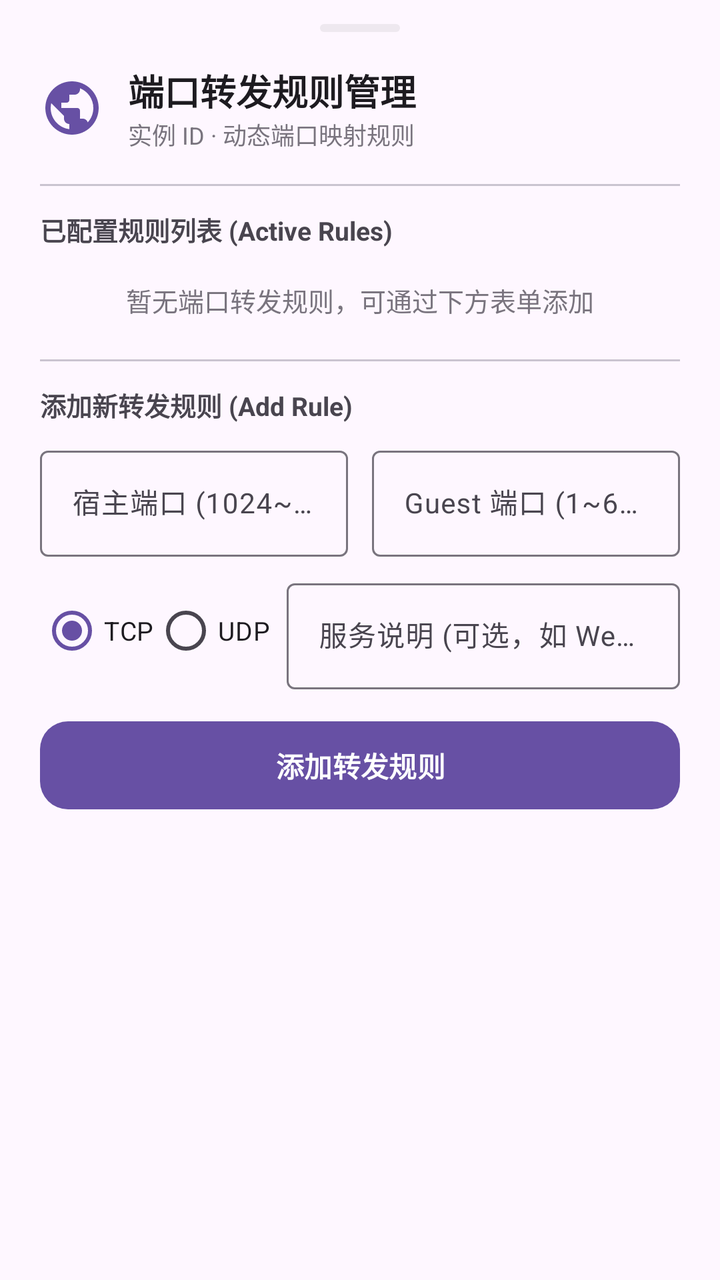
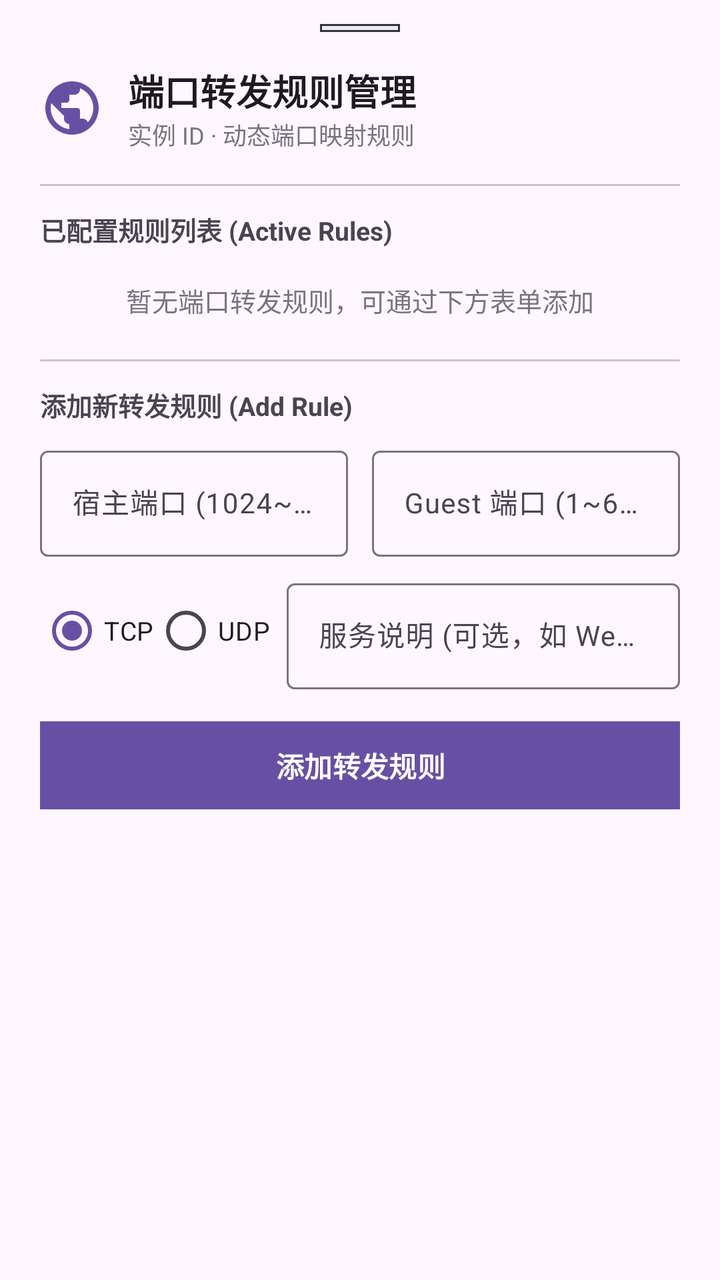

Before-and-after screenshots of an Android layout around one commit, followed by the original layout XML and the change that was made.
<!-- AndroidManifest.xml: application theme Theme.Orchestella -->
<!-- res/layout/layout_port_forwarding_sheet.xml -->
<?xml version="1.0" encoding="utf-8"?>
<LinearLayout xmlns:android="http://schemas.android.com/apk/res/android"
    xmlns:app="http://schemas.android.com/apk/res-auto"
    android:layout_width="match_parent"
    android:layout_height="wrap_content"
    android:orientation="vertical"
    android:paddingStart="20dp"
    android:paddingEnd="20dp"
    android:paddingTop="12dp"
    android:paddingBottom="28dp">

    
    <View
        android:layout_width="40dp"
        android:layout_height="4dp"
        android:layout_gravity="center_horizontal"
        android:layout_marginBottom="16dp"
        android:background="@drawable/bg_status_badge" />

    
    <LinearLayout
        android:layout_width="match_parent"
        android:layout_height="wrap_content"
        android:orientation="horizontal"
        android:gravity="center_vertical"
        android:layout_marginBottom="16dp">

        <ImageView
            android:layout_width="32dp"
            android:layout_height="32dp"
            android:layout_marginEnd="12dp"
            android:src="@drawable/ic_network"
            app:tint="?attr/colorPrimary"
            android:contentDescription="Network Port Forwarding" />

        <LinearLayout
            android:layout_width="0dp"
            android:layout_height="wrap_content"
            android:layout_weight="1"
            android:orientation="vertical">

            <TextView
                android:id="@+id/port_sheet_title"
                android:layout_width="wrap_content"
                android:layout_height="wrap_content"
                android:text="@string/port_forwarding_title"
                android:textSize="18sp"
                android:textStyle="bold"
                android:textColor="?attr/colorOnSurface" />

            <TextView
                android:id="@+id/port_sheet_subtitle"
                android:layout_width="wrap_content"
                android:layout_height="wrap_content"
                android:text="实例 ID · 动态端口映射规则"
                android:textSize="12sp"
                android:textColor="?attr/colorOutline" />
        </LinearLayout>
    </LinearLayout>

    <View
        android:layout_width="match_parent"
        android:layout_height="1dp"
        android:layout_marginBottom="12dp"
        android:background="?attr/colorOutlineVariant" />

    
    <TextView
        android:layout_width="wrap_content"
        android:layout_height="wrap_content"
        android:text="已配置规则列表 (Active Rules)"
        android:textSize="13sp"
        android:textStyle="bold"
        android:textColor="?attr/colorOnSurfaceVariant"
        android:layout_marginBottom="8dp" />

    <TextView
        android:id="@+id/tv_no_rules_hint"
        android:layout_width="match_parent"
        android:layout_height="wrap_content"
        android:text="@string/port_forwarding_empty"
        android:textSize="13sp"
        android:textColor="?attr/colorOutline"
        android:paddingTop="8dp"
        android:paddingBottom="8dp"
        android:gravity="center"
        android:visibility="visible" />

    <androidx.core.widget.NestedScrollView
        android:layout_width="match_parent"
        android:layout_height="wrap_content"
        android:maxHeight="220dp">

        <LinearLayout
            android:id="@+id/container_rules_list"
            android:layout_width="match_parent"
            android:layout_height="wrap_content"
            android:orientation="vertical" />
    </androidx.core.widget.NestedScrollView>

    <View
        android:layout_width="match_parent"
        android:layout_height="1dp"
        android:layout_marginTop="12dp"
        android:layout_marginBottom="12dp"
        android:background="?attr/colorOutlineVariant" />

    
    <TextView
        android:layout_width="wrap_content"
        android:layout_height="wrap_content"
        android:text="添加新转发规则 (Add Rule)"
        android:textSize="13sp"
        android:textStyle="bold"
        android:textColor="?attr/colorOnSurfaceVariant"
        android:layout_marginBottom="8dp" />

    
    <LinearLayout
        android:layout_width="match_parent"
        android:layout_height="wrap_content"
        android:orientation="horizontal"
        android:baselineAligned="false"
        android:layout_marginBottom="8dp">

        <com.google.android.material.textfield.TextInputLayout
            android:id="@+id/til_host_port"
            style="@style/Widget.Material3.TextInputLayout.OutlinedBox"
            android:layout_width="0dp"
            android:layout_height="wrap_content"
            android:layout_weight="1"
            android:layout_marginEnd="6dp"
            android:hint="@string/port_forwarding_host_port">

            <com.google.android.material.textfield.TextInputEditText
                android:id="@+id/et_host_port"
                android:layout_width="match_parent"
                android:layout_height="wrap_content"
                android:minHeight="48dp"
                android:inputType="number"
                android:textSize="14sp" />
        </com.google.android.material.textfield.TextInputLayout>

        <com.google.android.material.textfield.TextInputLayout
            android:id="@+id/til_guest_port"
            style="@style/Widget.Material3.TextInputLayout.OutlinedBox"
            android:layout_width="0dp"
            android:layout_height="wrap_content"
            android:layout_weight="1"
            android:layout_marginStart="6dp"
            android:hint="@string/port_forwarding_guest_port">

            <com.google.android.material.textfield.TextInputEditText
                android:id="@+id/et_guest_port"
                android:layout_width="match_parent"
                android:layout_height="wrap_content"
                android:minHeight="48dp"
                android:inputType="number"
                android:textSize="14sp" />
        </com.google.android.material.textfield.TextInputLayout>
    </LinearLayout>

    
    <LinearLayout
        android:layout_width="match_parent"
        android:layout_height="wrap_content"
        android:orientation="horizontal"
        android:gravity="center_vertical"
        android:layout_marginBottom="8dp">

        <RadioGroup
            android:id="@+id/rg_protocol"
            android:layout_width="wrap_content"
            android:layout_height="wrap_content"
            android:orientation="horizontal"
            android:layout_marginEnd="8dp">

            <RadioButton
                android:id="@+id/rb_tcp"
                android:layout_width="wrap_content"
                android:layout_height="wrap_content"
                android:minHeight="48dp"
                android:checked="true"
                android:text="TCP"
                android:textSize="13sp" />

            <RadioButton
                android:id="@+id/rb_udp"
                android:layout_width="wrap_content"
                android:layout_height="wrap_content"
                android:minHeight="48dp"
                android:text="UDP"
                android:textSize="13sp" />
        </RadioGroup>

        <com.google.android.material.textfield.TextInputLayout
            android:id="@+id/til_description"
            style="@style/Widget.Material3.TextInputLayout.OutlinedBox"
            android:layout_width="0dp"
            android:layout_height="wrap_content"
            android:layout_weight="1"
            android:hint="@string/port_forwarding_desc_hint">

            <com.google.android.material.textfield.TextInputEditText
                android:id="@+id/et_description"
                android:layout_width="match_parent"
                android:layout_height="wrap_content"
                android:minHeight="48dp"
                android:inputType="text"
                android:textSize="14sp" />
        </com.google.android.material.textfield.TextInputLayout>
    </LinearLayout>

    
    <com.google.android.material.button.MaterialButton
        android:id="@+id/btn_add_rule"
        android:layout_width="match_parent"
        android:layout_height="wrap_content"
        android:minHeight="52dp"
        app:cornerRadius="14dp"
        android:text="@string/port_forwarding_add_rule"
        android:textSize="14sp"
        android:textStyle="bold"
        android:layout_marginTop="4dp" />

</LinearLayout>
<!-- resources referenced by this layout -->
<resources>
  <!-- drawable bg_status_badge (drawable) -->
  <?xml version="1.0" encoding="utf-8"?>
  <shape xmlns:android="http://schemas.android.com/apk/res/android"
      android:shape="rectangle">
      <corners android:radius="12dp" />
      <solid android:color="#20808080" />
  </shape>
  <!-- drawable ic_network (drawable) -->
  <vector xmlns:android="http://schemas.android.com/apk/res/android"
      android:width="24dp"
      android:height="24dp"
      android:viewportWidth="24"
      android:viewportHeight="24">
    <path
        android:fillColor="#FFFFFFFF"
        android:pathData="M12,2C6.48,2 2,6.48 2,12s4.48,10 10,10 10,-4.48 10,-10S17.52,2 12,2zm-1,17.93c-3.95,-0.49 -7,-3.85 -7,-7.93 0,-0.62 0.08,-1.21 0.21,-1.79L9,15v1c0,1.1 0.9,2 2,2v1.93zm6.9,-2.54c-0.26,-0.81 -1,-1.39 -1.9,-1.39h-1v-3c0,-0.55 -0.45,-1 -1,-1H8v-2h2c0.55,0 1,-0.45 1,-1V7h2c1.1,0 2,-0.9 2,-2v-0.41c2.93,1.19 5,4.06 5,7.41 0,2.08 -0.8,3.97 -2.1,5.39z"/>
  </vector>
  <string name="port_forwarding_add_rule">添加转发规则</string>
  <string name="port_forwarding_desc_hint">服务说明 (可选，如 Web 8080)</string>
  <string name="port_forwarding_empty">暂无端口转发规则，可通过下方表单添加</string>
  <string name="port_forwarding_guest_port">Guest 端口 (1~65535)</string>
  <string name="port_forwarding_host_port">宿主端口 (1024~65535)</string>
  <string name="port_forwarding_title">端口转发规则管理</string>
  <style name="Theme.Orchestella" parent="Theme.Material3.DayNight.NoActionBar">
          <item name="android:fontFamily">sans-serif</item>
          <item name="android:windowActionModeOverlay">true</item>
          <item name="android:statusBarColor">@android:color/transparent</item>
          <item name="android:navigationBarColor">@android:color/transparent</item>
      </style>
</resources>

<!-- the commit's change to res/layout/layout_port_forwarding_sheet.xml (unified diff, before → after) -->
@@ -217,7 +217,7 @@
         android:layout_width="match_parent"
         android:layout_height="wrap_content"
         android:minHeight="52dp"
-        app:cornerRadius="14dp"
+        app:cornerRadius="0dp"
         android:text="@string/port_forwarding_add_rule"
         android:textSize="14sp"
         android:textStyle="bold"
<!-- resource entries referenced after the edit -->
@@ -4,8 +4,11 @@
   <?xml version="1.0" encoding="utf-8"?>
   <shape xmlns:android="http://schemas.android.com/apk/res/android"
       android:shape="rectangle">
-      <corners android:radius="12dp" />
+      <corners android:radius="0dp" />
       <solid android:color="#20808080" />
+      <stroke
+          android:width="1dp"
+          android:color="#34353D" />
   </shape>
   <!-- drawable ic_network (drawable) -->
   <vector xmlns:android="http://schemas.android.com/apk/res/android"
